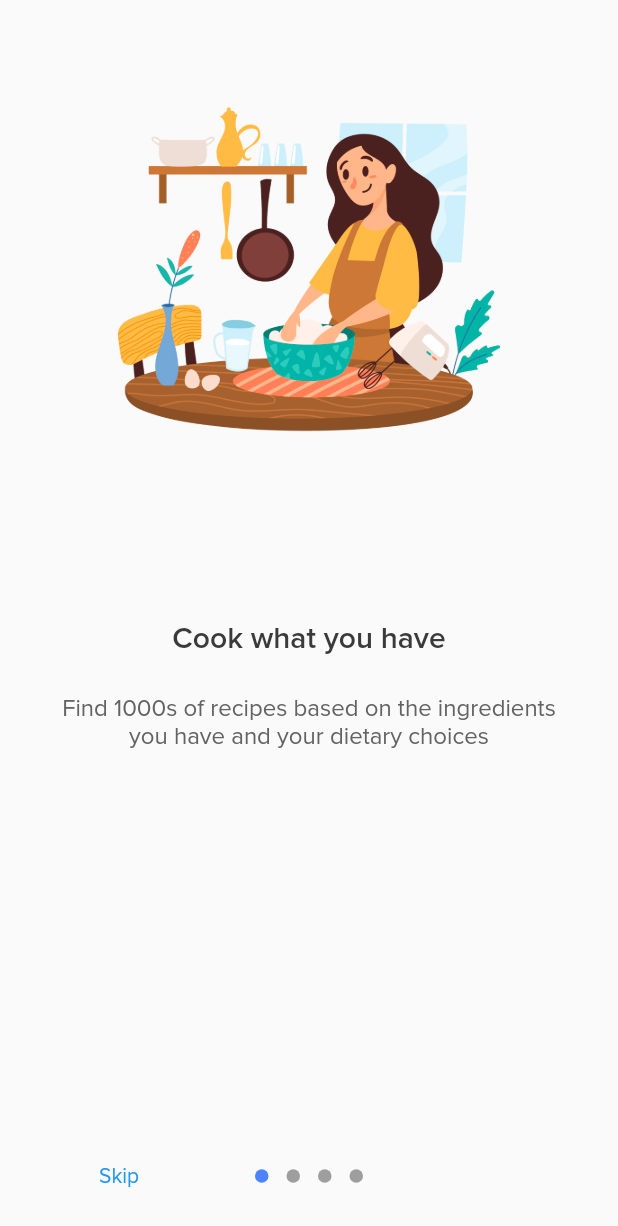
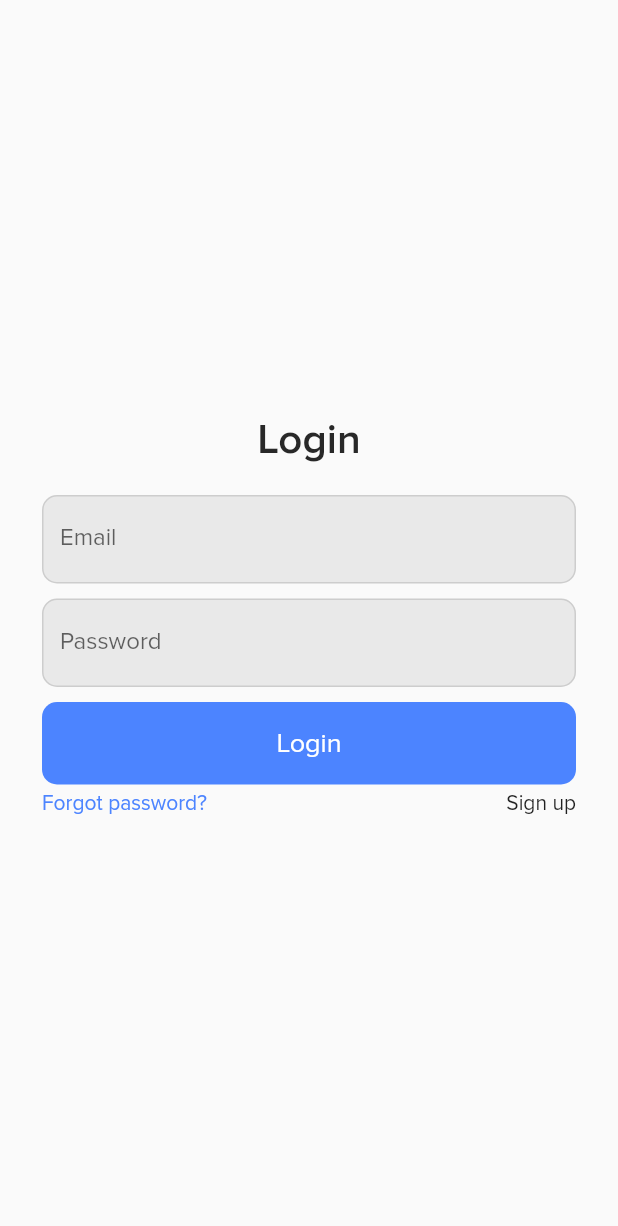
Before and after one commit to zotovy/cook_for_me, a Flutter app: the screen it shows after launch, on a phone screen of 412 x 824 dp. Shown: the top 1226 px of the screen. Run offline on Flutter 3.47's test engine with Material 2 defaults, Android fonts, the phone set to English and light mode, and no system bars; drawn by our look-alikes of introduction_screen; our stand-ins replace cloud_firestore, firebase_auth, logger; accounts and stored records are empty.

Commit message:
Create Login page

```diff
--- /dev/null
+++ b/lib/data/userData.dart
@@ -0,0 +1,5 @@
+import 'package:flutter/foundation.dart';
+
+class UserData extends ChangeNotifier {
+  String currentUserId;
+}
--- a/lib/main.dart
+++ b/lib/main.dart
@@ -1,14 +1,39 @@
+import 'package:firebase_auth/firebase_auth.dart';
 import 'package:flutter/material.dart';
 import 'package:food_app/localization.dart';
+import 'package:food_app/ui/intro/home.dart';
 import 'package:food_app/ui/intro/intro_controller.dart';
 import 'package:flutter_localizations/flutter_localizations.dart';
+import 'package:food_app/ui/intro/login.dart';
+import 'package:logger/logger.dart';
+import 'package:provider/provider.dart';
+
+import 'data/userData.dart';
 
 void main() => runApp(MyApp());
 
+Logger logger = Logger();
+
 class MyApp extends StatelessWidget {
+  Widget _getPage() {
+    return StreamBuilder<FirebaseUser>(
+      stream: FirebaseAuth.instance.onAuthStateChanged,
+      builder: (BuildContext context, snapshot) {
+        if (snapshot.hasData) {
+          Provider.of<UserData>(context).currentUserId = snapshot.data.uid;
+          return HomePage();
+        } else {
+          return LoginScreen();
+        }
+      },
+    );
+  }
+
   @override
   Widget build(BuildContext context) {
-    return MaterialApp(
+    return ChangeNotifierProvider(
+      create: (context) => UserData(),
+      child: MaterialApp(
         debugShowCheckedModeBanner: false,
         supportedLocales: [
           Locale('en', 'US'),
@@ -28,7 +53,7 @@ class MyApp extends StatelessWidget {
               return supportedLocale;
             }
           }
-        print('invalid location. Choise EN');
+          logger.w('Error finding $locale. Choose EN as main language');
           return supportedLocales.first;
         },
         theme: ThemeData(
@@ -36,7 +61,12 @@ class MyApp extends StatelessWidget {
           fontFamily: 'Proxima Nova',
         ),
         title: 'Food+',
-      home: IntroScreen(),
+        home: _getPage(),
+        routes: {
+          LoginScreen.id: (_) => LoginScreen(),
+          HomePage.id: (_) => HomePage(),
+        },
+      ),
     );
   }
 }
--- /dev/null
+++ b/lib/services/auth.dart
@@ -0,0 +1,130 @@
+import 'package:cloud_firestore/cloud_firestore.dart';
+import 'package:firebase_auth/firebase_auth.dart';
+import 'package:flutter/material.dart';
+import 'package:food_app/data/userData.dart';
+import 'package:logger/logger.dart';
+import 'package:provider/provider.dart';
+
+Logger logger = Logger();
+
+class AuthService {
+  static final _auth = FirebaseAuth.instance;
+  static final _firestore = Firestore.instance;
+
+  static dynamic signUpUser(
+    BuildContext context,
+    String name,
+    String email,
+    String _username,
+    String password,
+    GlobalKey<ScaffoldState> scaffoldKey,
+  ) async {
+    try {
+      print(email);
+      AuthResult authResult = await _auth.createUserWithEmailAndPassword(
+        email: email,
+        password: password,
+      );
+      FirebaseUser signedInUser = authResult.user;
+      if (signedInUser != null) {
+        _firestore.collection('/users').document(signedInUser.uid).setData({
+          'name': name,
+          'email': email,
+          'profileImageUrl': '',
+          'username': _username,
+        });
+        Provider.of<UserData>(context, listen: false).currentUserId =
+            signedInUser.uid;
+        Navigator.pushReplacementNamed(context, 'home_page');
+      }
+    } catch (error) {
+      String errorMessage;
+      switch (error.message) {
+        case "ERROR_INVALID_EMAIL":
+          errorMessage = "Your email address appears to be malformed.";
+          break;
+        case "ERROR_WRONG_PASSWORD":
+          errorMessage = "Your password is wrong.";
+          break;
+        case "ERROR_USER_NOT_FOUND":
+          errorMessage = "User with this email doesn't exist.";
+          break;
+        case "ERROR_USER_DISABLED":
+          errorMessage = "User with this email has been disabled.";
+          break;
+        case "ERROR_TOO_MANY_REQUESTS":
+          errorMessage = "Too many requests. Try again later.";
+          break;
+        case "ERROR_OPERATION_NOT_ALLOWED":
+          errorMessage = "Signing in with Email and Password is not enabled.";
+          break;
+        default:
+          errorMessage = error.message;
+      }
+      scaffoldKey.currentState.showSnackBar(
+        SnackBar(
+          behavior: SnackBarBehavior.floating,
+          backgroundColor: Colors.redAccent,
+          elevation: 0,
+          content: Container(
+            height: 25,
+            child: Center(
+              child: Text(errorMessage),
+            ),
+          ),
+        ),
+      );
+    }
+  }
+
+  static void logout() {
+    _auth.signOut();
+  }
+
+  static void login(
+    String email,
+    String password,
+    GlobalKey<ScaffoldState> scaffoldKey,
+    BuildContext context,
+  ) async {
+    try {
+      await _auth.signInWithEmailAndPassword(email: email, password: password);
+      Navigator.pushReplacementNamed(context, 'home_page');
+    } catch (e) {
+      bool isReceptive = true;
+      String message = '';
+      if (e.message ==
+          'There is no user record corresponding to this identifier. The user may have been deleted.') {
+        message = 'Invalid email or password';
+      } else if (e.message == 'The email address is badly formatted.') {
+        message = e.message;
+      } else {
+        logger.e('Login Error: $message');
+        message = e.message;
+        isReceptive = false;
+      }
+
+      if (isReceptive) {
+        scaffoldKey.currentState.showSnackBar(
+          SnackBar(
+            behavior: SnackBarBehavior.floating,
+            backgroundColor: Colors.redAccent,
+            elevation: 0,
+            content: Container(
+              height: 25,
+              child: Center(
+                child: Text(message),
+              ),
+            ),
+          ),
+        );
+        logger.i(
+          'Failed to login: $email with $password \nTime: ${DateTime.now()}',
+        );
+      } else {
+        logger.e(
+            'Login error: $message \nTime:${DateTime.now()}\nVariables: \n   email: $email\n   password:$password');
+      }
+    }
+  }
+}
--- a/lib/ui/intro/intro_controller.dart
+++ b/lib/ui/intro/intro_controller.dart
@@ -136,7 +136,7 @@ class _IntroScreenState extends State<IntroScreen> {
         done: Text(
           AppLocalizations.of(context).translate('intro_get_started_button'),
         ),
-        onDone: () {},
+        onDone: () => Navigator.pushReplacementNamed(context, 'login_page'),
         showSkipButton: true,
         skip: Text(
           AppLocalizations.of(context).translate('intro_skip_button'),
--- /dev/null
+++ b/lib/ui/intro/login.dart
@@ -0,0 +1,165 @@
+import 'package:flutter/material.dart';
+import 'package:food_app/localization.dart';
+import 'package:food_app/services/auth.dart';
+
+class LoginScreen extends StatefulWidget {
+  static final String id = 'login_page';
+
+  @override
+  _LoginScreenState createState() => _LoginScreenState();
+}
+
+class _LoginScreenState extends State<LoginScreen> {
+  // Services
+  bool isLoading = false;
+  GlobalKey<ScaffoldState> _scaffoldKey = GlobalKey<ScaffoldState>();
+
+  // Form
+  GlobalKey<FormState> _formKey = GlobalKey<FormState>();
+  String _email = '';
+  String _password = '';
+
+  // Submit lofin form
+  _submit() async {
+    if (_formKey.currentState.validate()) {
+      _formKey.currentState.save();
+      AuthService.login(_email, _password, _scaffoldKey, context);
+    }
+  }
+
+  @override
+  Widget build(BuildContext context) {
+    return GestureDetector(
+      onTap: () => FocusScope.of(context).unfocus(),
+      child: Scaffold(
+        key: _scaffoldKey,
+        body: Container(
+          child: Form(
+            key: _formKey,
+            child: Column(
+              mainAxisAlignment: MainAxisAlignment.center,
+              crossAxisAlignment: CrossAxisAlignment.center,
+              children: <Widget>[
+                Text(
+                  AppLocalizations.of(context).translate('login_title'),
+                  style: TextStyle(
+                    color: Color(0xFF282828),
+                    fontSize: 28,
+                    fontWeight: FontWeight.w600,
+                  ),
+                ),
+                SizedBox(height: 20),
+                Container(
+                  decoration: BoxDecoration(
+                    borderRadius: BorderRadius.circular(10),
+                    color: Color(0x11000000),
+                  ),
+                  margin: EdgeInsets.symmetric(horizontal: 28),
+                  child: TextFormField(
+                    validator: (value) => value == ''
+                        ? AppLocalizations.of(context)
+                            .translate('login_email_error')
+                        : null,
+                    onSaved: (value) => setState(() => _email = value),
+                    decoration: InputDecoration(
+                      labelText:
+                          AppLocalizations.of(context).translate('email'),
+                      enabledBorder: OutlineInputBorder(
+                        borderSide: BorderSide(color: Colors.black12, width: 1),
+                        borderRadius: BorderRadius.circular(10),
+                      ),
+                      border: OutlineInputBorder(
+                        borderRadius: BorderRadius.circular(10),
+                      ),
+                    ),
+                  ),
+                ),
+                SizedBox(height: 10),
+                Container(
+                  decoration: BoxDecoration(
+                    borderRadius: BorderRadius.circular(10),
+                    color: Color(0x11000000),
+                  ),
+                  margin: EdgeInsets.symmetric(horizontal: 28),
+                  child: TextFormField(
+                    validator: (value) => value == ''
+                        ? AppLocalizations.of(context)
+                            .translate('login_password_error')
+                        : null,
+                    onSaved: (value) => setState(() => _password = value),
+                    decoration: InputDecoration(
+                      labelText:
+                          AppLocalizations.of(context).translate('password'),
+                      enabledBorder: OutlineInputBorder(
+                        borderSide: BorderSide(color: Colors.black12, width: 1),
+                        borderRadius: BorderRadius.circular(10),
+                      ),
+                      border: OutlineInputBorder(
+                        borderRadius: BorderRadius.circular(10),
+                      ),
+                    ),
+                  ),
+                ),
+                SizedBox(height: 10),
+                Container(
+                  padding: EdgeInsets.symmetric(horizontal: 28),
+                  height: 55,
+                  child: Container(
+                    decoration: BoxDecoration(
+                      color: Theme.of(context).primaryColor,
+                      borderRadius: BorderRadius.circular(10),
+                    ),
+                    child: Material(
+                      child: InkWell(
+                        borderRadius: BorderRadius.circular(10),
+                        splashColor: Colors.white10,
+                        onTap: _submit,
+                        child: Center(
+                          child: Text(
+                            AppLocalizations.of(context)
+                                .translate('login_title'),
+                            style: TextStyle(
+                              color: Colors.white,
+                              fontSize: 18,
+                            ),
+                          ),
+                        ),
+                      ),
+                      color: Colors.transparent,
+                    ),
+                  ),
+                ),
+                Container(
+                  padding: EdgeInsets.symmetric(horizontal: 28),
+                  height: 25,
+                  child: Row(
+                    mainAxisAlignment: MainAxisAlignment.spaceBetween,
+                    crossAxisAlignment: CrossAxisAlignment.center,
+                    children: <Widget>[
+                      GestureDetector(
+                        onTap: () => print('go to forgot password page'),
+                        child: Text(
+                          AppLocalizations.of(context)
+                              .translate('forgot_password'),
+                          style: TextStyle(
+                            color: Theme.of(context).primaryColor,
+                          ),
+                        ),
+                      ),
+                      GestureDetector(
+                        onTap: () => print('go to sign up page'),
+                        child: Text(
+                          AppLocalizations.of(context).translate('login_link'),
+                        ),
+                      ),
+                    ],
+                  ),
+                ),
+              ],
+            ),
+          ),
+        ),
+      ),
+    );
+  }
+}
```
Also changed, not shown: lang/en.json (+11 -1 lines), lang/ru.json (+10 -1 lines), lib/ui/intro/home.dart (added, +19 -0 lines), pubspec.yaml (+11 -0 lines), lib/services/database.dart (added), pubspec.lock, 3 other files. Lines whose indentation alone changed are shown as unchanged.
